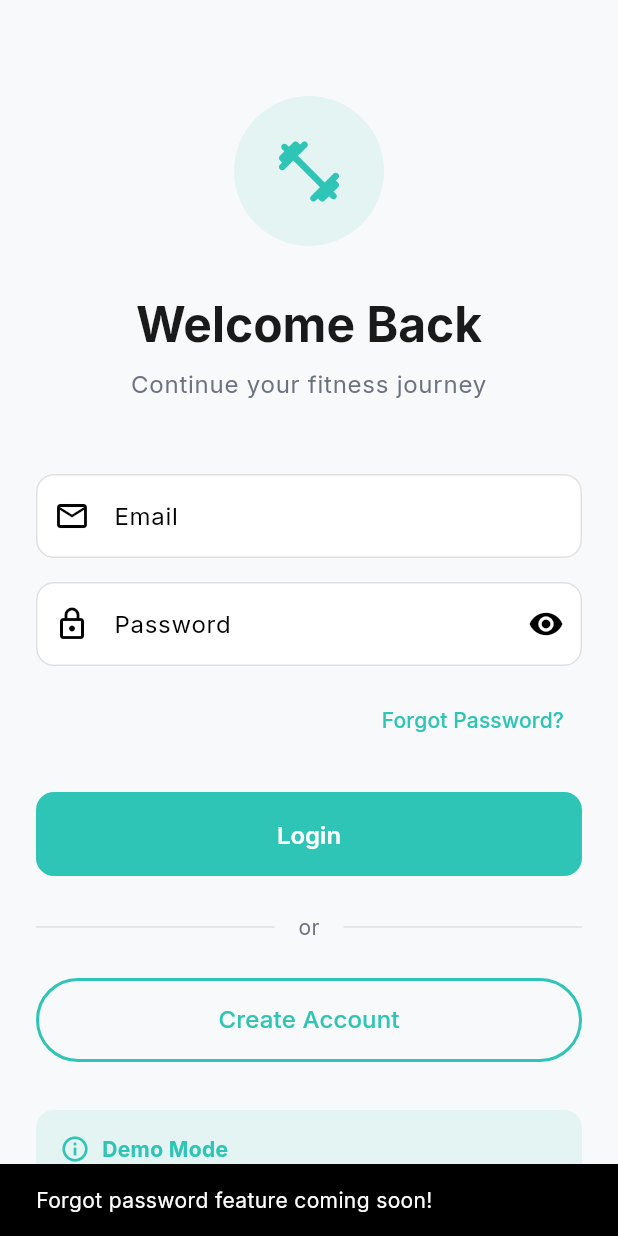
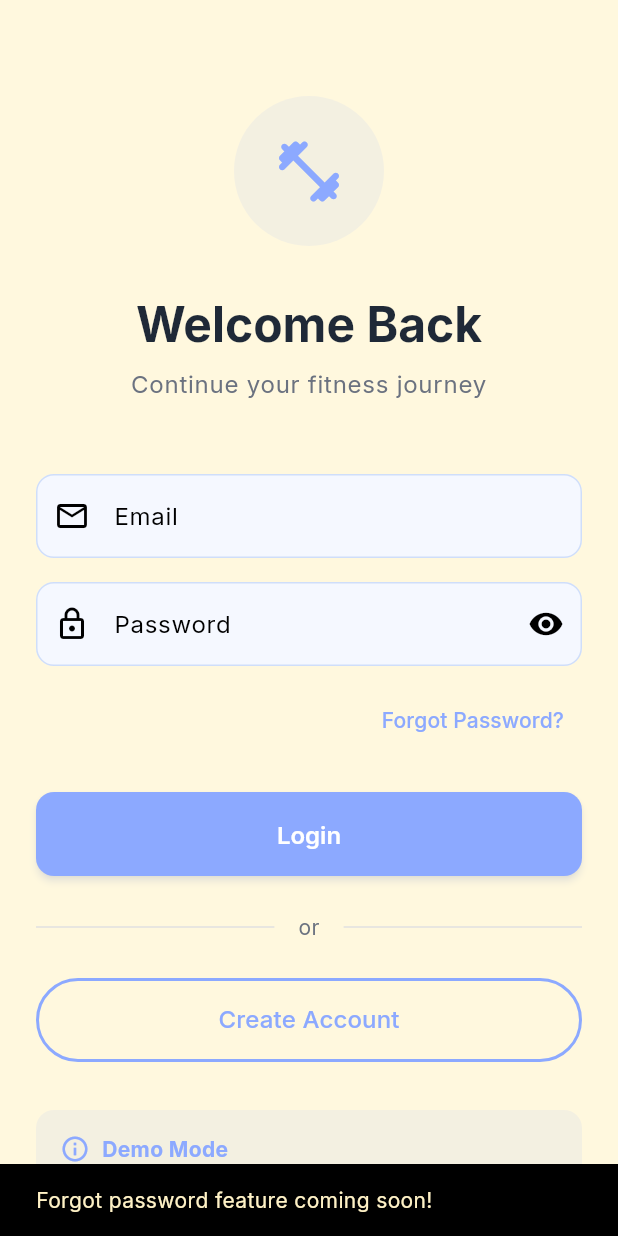
Before and after one commit to Rashmika-Bandara/Daily_Glow, a Flutter app: the screen it shows after launch, after a tap on "Forgot Password?", on a phone screen of 412 x 824 dp. Run offline on Flutter 3.47's test engine with Material 3 defaults, Android fonts, the phone set to English and light mode, and no system bars; our stand-ins replace firebase_core, flutter_riverpod, google_fonts, shared_preferences; accounts and stored records are empty.

Commit message:
Theme Change

```diff
--- a/flutter_app_setup/lib/config/theme.dart
+++ b/flutter_app_setup/lib/config/theme.dart
@@ -2,13 +2,17 @@ import 'package:flutter/material.dart';
 import 'package:google_fonts/google_fonts.dart';
 
 class AppTheme {
-  // Light Mode Colors
-  static const Color primaryLight = Color(0xFF2EC4B6); // Teal/Aqua Green
-  static const Color accentLight = Color(0xFFFF9F1C); // Orange
-  static const Color backgroundLight = Color(0xFFF8F9FA);
-  static const Color cardLight = Color(0xFFFFFFFF);
-  static const Color textPrimaryLight = Color(0xFF1A1A1A);
-  static const Color textSecondaryLight = Color(0xFF6B7280);
+  // Light Mode Colors - Professional & Creative
+  static const Color primaryLight = Color(0xFF8CA9FF); // Soft Blue
+  static const Color accentLight = Color(0xFFAAC4F5); // Light Blue
+  static const Color backgroundLight = Color(0xFFFFF8DE); // Soft Cream
+  static const Color cardLight =
+      Color(0xFFFFF2C6); // Light Yellow - No more white!
+  static const Color surfaceLight =
+      Color(0xFFFFFFFF); // White for high contrast areas
+  static const Color inputFieldLight = Color(0xFFF5F8FF); // Soft Blue tint
+  static const Color textPrimaryLight = Color(0xFF1F2937); // Dark Gray
+  static const Color textSecondaryLight = Color(0xFF6B7280); // Medium Gray
 
   // Dark Mode Colors
   static const Color primaryDark = Color(0xFF2EC4B6); // Same teal
@@ -19,21 +23,26 @@ class AppTheme {
   static const Color textSecondaryDark = Color(0xFF9CA3AF);
 
   // Feature-specific colors
-  static const Color waterIntake = Color(0xFF2EC4B6); // Aqua Green
-  static const Color stepTracking = Color(0xFF14B8A6); // Teal
-  static const Color streakAccent = Color(0xFFFF9F1C); // Orange
-  static const Color exerciseColor = Color(0xFF10B981); // Green
-  static const Color mealColor = Color(0xFFF59E0B); // Amber
+  static const Color waterIntake = Color(0xFF8CA9FF); // Soft Blue
+  static const Color stepTracking = Color(0xFFAAC4F5); // Light Blue
+  static const Color streakAccent = Color(0xFFFFA500); // Orange
+  static const Color exerciseColor = Color(0xFF8CA9FF); // Soft Blue
+  static const Color mealColor = Color(0xFFFFD93D); // Golden Yellow
 
-  // Light Theme
+  // Light Theme - Professional & Clean
   static ThemeData lightTheme = ThemeData(
     useMaterial3: true,
     colorScheme: ColorScheme.light(
       primary: primaryLight,
       secondary: accentLight,
+      tertiary: surfaceLight,
       surface: cardLight,
       background: backgroundLight,
-      error: const Color(0xFFEF4444),
+      error: const Color(0xFFDC2626),
+      onPrimary: Colors.white,
+      onSecondary: textPrimaryLight,
+      primaryContainer: accentLight,
+      secondaryContainer: surfaceLight,
     ),
     scaffoldBackgroundColor: backgroundLight,
     textTheme: GoogleFonts.interTextTheme().apply(
@@ -53,15 +62,16 @@ class AppTheme {
     ),
     cardTheme: CardThemeData(
       color: cardLight,
-      elevation: 2,
+      elevation: 3,
       shape: RoundedRectangleBorder(borderRadius: BorderRadius.circular(16)),
-      shadowColor: Colors.black.withOpacity(0.1),
+      shadowColor: primaryLight.withOpacity(0.15),
     ),
     elevatedButtonTheme: ElevatedButtonThemeData(
       style: ElevatedButton.styleFrom(
         backgroundColor: primaryLight,
         foregroundColor: Colors.white,
-        elevation: 0,
+        elevation: 2,
+        shadowColor: primaryLight.withOpacity(0.3),
         padding: const EdgeInsets.symmetric(horizontal: 32, vertical: 16),
         shape: RoundedRectangleBorder(borderRadius: BorderRadius.circular(12)),
         textStyle: GoogleFonts.inter(fontSize: 16, fontWeight: FontWeight.w600),
@@ -69,18 +79,18 @@ class AppTheme {
     ),
     inputDecorationTheme: InputDecorationTheme(
       filled: true,
-      fillColor: cardLight,
+      fillColor: inputFieldLight,
       border: OutlineInputBorder(
         borderRadius: BorderRadius.circular(12),
-        borderSide: BorderSide(color: Colors.grey.shade300),
+        borderSide: BorderSide(color: accentLight.withOpacity(0.5)),
       ),
       enabledBorder: OutlineInputBorder(
         borderRadius: BorderRadius.circular(12),
-        borderSide: BorderSide(color: Colors.grey.shade300),
+        borderSide: BorderSide(color: accentLight.withOpacity(0.5)),
       ),
       focusedBorder: OutlineInputBorder(
         borderRadius: BorderRadius.circular(12),
-        borderSide: const BorderSide(color: primaryLight, width: 2),
+        borderSide: const BorderSide(color: primaryLight, width: 2.5),
       ),
       errorBorder: OutlineInputBorder(
         borderRadius: BorderRadius.circular(12),
--- a/flutter_app_setup/lib/main.dart
+++ b/flutter_app_setup/lib/main.dart
@@ -1,9 +1,16 @@
 import 'package:flutter/material.dart';
 import 'package:flutter_riverpod/flutter_riverpod.dart';
+import 'package:firebase_core/firebase_core.dart';
+import 'firebase_options.dart';
 import 'config/theme.dart';
+import 'providers/theme_provider.dart';
 import 'screens/auth/login_screen.dart';
 
-void main() {
+void main() async {
+  WidgetsFlutterBinding.ensureInitialized();
+  await Firebase.initializeApp(
+    options: DefaultFirebaseOptions.currentPlatform,
+  );
   runApp(const ProviderScope(child: DailyGlowApp()));
 }
 
@@ -12,12 +19,14 @@ class DailyGlowApp extends ConsumerWidget {
 
   @override
   Widget build(BuildContext context, WidgetRef ref) {
+    final themeMode = ref.watch(themeModeProvider);
+
     return MaterialApp(
       title: 'Daily Glow',
       debugShowCheckedModeBanner: false,
       theme: AppTheme.lightTheme,
       darkTheme: AppTheme.darkTheme,
-      themeMode: ThemeMode.system,
+      themeMode: themeMode,
       home: const LoginScreen(),
     );
   }
--- /dev/null
+++ b/flutter_app_setup/lib/providers/theme_provider.dart
@@ -0,0 +1,80 @@
+import 'package:flutter/material.dart';
+import 'package:flutter_riverpod/flutter_riverpod.dart';
+import 'package:shared_preferences/shared_preferences.dart';
+
+/// Provider for managing app theme mode
+final themeModeProvider = StateNotifierProvider<ThemeModeNotifier, ThemeMode>(
+  (ref) => ThemeModeNotifier(),
+);
+
+/// Notifier for managing theme mode state and persistence
+class ThemeModeNotifier extends StateNotifier<ThemeMode> {
+  static const String _themeKey = 'theme_mode';
+
+  ThemeModeNotifier() : super(ThemeMode.light) {
+    _loadThemeMode();
+  }
+
+  /// Load saved theme mode from shared preferences
+  Future<void> _loadThemeMode() async {
+    try {
+      final prefs = await SharedPreferences.getInstance();
+      final themeModeString = prefs.getString(_themeKey);
+
+      if (themeModeString != null) {
+        switch (themeModeString) {
+          case 'light':
+            state = ThemeMode.light;
+            break;
+          case 'dark':
+            state = ThemeMode.dark;
+            break;
+          case 'system':
+            state = ThemeMode.system;
+            break;
+        }
+      }
+    } catch (e) {
+      // If there's an error, default to light theme
+      state = ThemeMode.light;
+    }
+  }
+
+  /// Save theme mode to shared preferences
+  Future<void> _saveThemeMode(ThemeMode mode) async {
+    try {
+      final prefs = await SharedPreferences.getInstance();
+      String modeString;
+      switch (mode) {
+        case ThemeMode.light:
+          modeString = 'light';
+          break;
+        case ThemeMode.dark:
+          modeString = 'dark';
+          break;
+        case ThemeMode.system:
+          modeString = 'system';
+          break;
+      }
+      await prefs.setString(_themeKey, modeString);
+    } catch (e) {
+      // Fail silently
+    }
+  }
+
+  /// Toggle between light and dark theme
+  void toggleTheme() {
+    final newMode = state == ThemeMode.light ? ThemeMode.dark : ThemeMode.light;
+    state = newMode;
+    _saveThemeMode(newMode);
+  }
+
+  /// Set specific theme mode
+  void setThemeMode(ThemeMode mode) {
+    state = mode;
+    _saveThemeMode(mode);
+  }
+
+  /// Check if current theme is dark
+  bool get isDarkMode => state == ThemeMode.dark;
+}
--- a/flutter_app_setup/pubspec.yaml
+++ b/flutter_app_setup/pubspec.yaml
@@ -18,6 +18,10 @@ dependencies:
   uuid: ^4.2.1
   path_provider: ^2.1.2
   animations: ^2.0.11
+  firebase_core: ^4.3.0
+  firebase_auth: ^6.1.3
+  cloud_firestore: ^6.1.1
+  shared_preferences: ^2.2.2
 
 dev_dependencies:
   flutter_test:
```
Also changed, not shown: flutter_app_setup/lib/screens/home/dashboard_tab.dart (+38 -9 lines), flutter_app_setup/lib/screens/home/profile_tab.dart (+6 -2 lines), flutter_app_setup/firebase.json (added), flutter_app_setup/lib/firebase_options.dart (added), flutter_app_setup/pubspec.lock, 2 other files.
